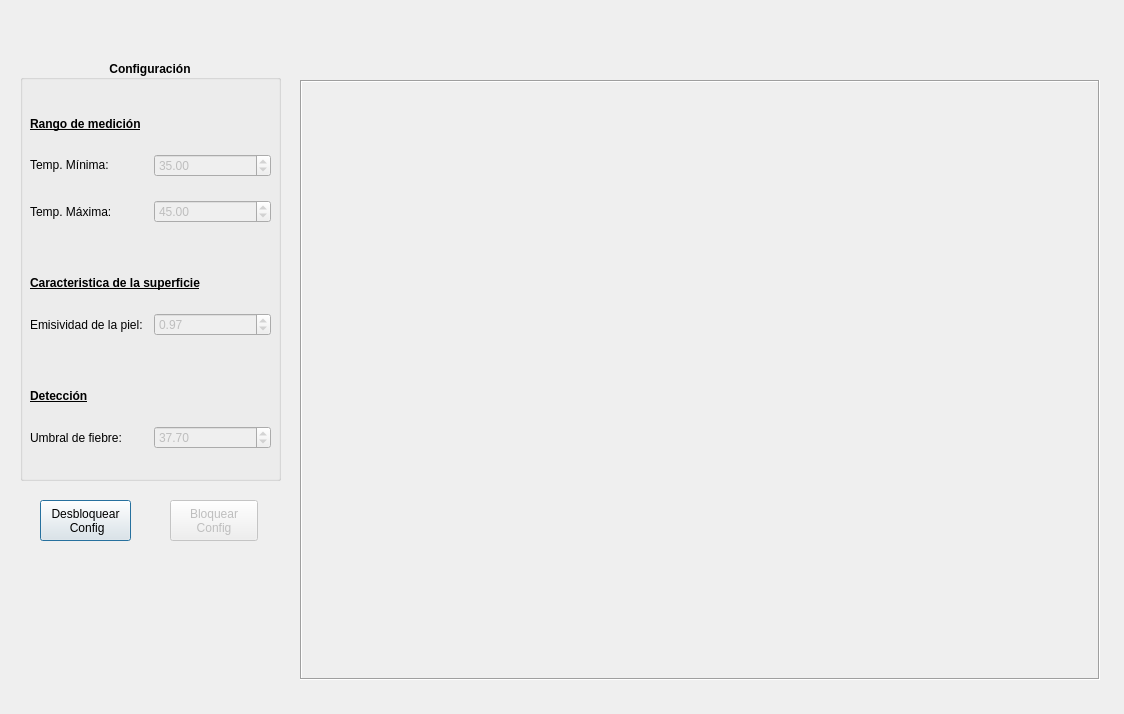
Above: gui.ui from harboleas/med_temp_ir before the change. Below: the same form after it.
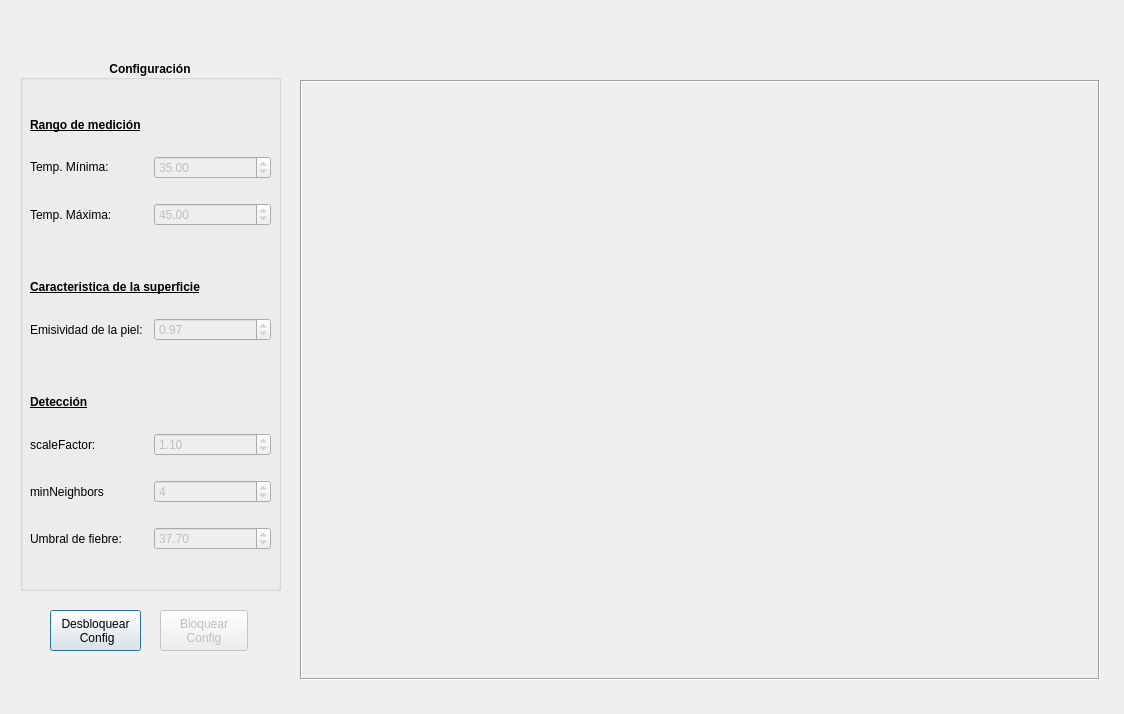
That is the form after the change.

Diff of the .ui file:
```diff
--- a/gui.ui
+++ b/gui.ui
@@ -62,7 +62,7 @@
      <x>20</x>
      <y>60</y>
      <width>261</width>
-     <height>421</height>
+     <height>531</height>
     </rect>
    </property>
    <property name="font">
@@ -90,7 +90,7 @@
       <x>10</x>
       <y>40</y>
       <width>241</width>
-      <height>372</height>
+      <height>471</height>
      </rect>
     </property>
     <layout class="QVBoxLayout" name="verticalLayout">
@@ -311,6 +311,87 @@
           </font>
          </property>
          <property name="text">
+          <string>scaleFactor:</string>
+         </property>
+        </widget>
+       </item>
+       <item>
+        <widget class="QDoubleSpinBox" name="scaleFactor">
+         <property name="enabled">
+          <bool>false</bool>
+         </property>
+         <property name="font">
+          <font>
+           <weight>50</weight>
+           <bold>false</bold>
+          </font>
+         </property>
+         <property name="minimum">
+          <double>1.010000000000000</double>
+         </property>
+         <property name="maximum">
+          <double>2.000000000000000</double>
+         </property>
+         <property name="singleStep">
+          <double>0.010000000000000</double>
+         </property>
+         <property name="value">
+          <double>1.100000000000000</double>
+         </property>
+        </widget>
+       </item>
+      </layout>
+     </item>
+     <item>
+      <layout class="QHBoxLayout" name="horizontalLayout_7">
+       <item>
+        <widget class="QLabel" name="label_11">
+         <property name="font">
+          <font>
+           <weight>50</weight>
+           <bold>false</bold>
+          </font>
+         </property>
+         <property name="text">
+          <string>minNeighbors</string>
+         </property>
+        </widget>
+       </item>
+       <item>
+        <widget class="QSpinBox" name="minNeighbors">
+         <property name="enabled">
+          <bool>false</bool>
+         </property>
+         <property name="font">
+          <font>
+           <weight>50</weight>
+           <bold>false</bold>
+          </font>
+         </property>
+         <property name="minimum">
+          <number>1</number>
+         </property>
+         <property name="maximum">
+          <number>10</number>
+         </property>
+         <property name="value">
+          <number>4</number>
+         </property>
+        </widget>
+       </item>
+      </layout>
+     </item>
+     <item>
+      <layout class="QHBoxLayout" name="horizontalLayout_6">
+       <item>
+        <widget class="QLabel" name="label_10">
+         <property name="font">
+          <font>
+           <weight>50</weight>
+           <bold>false</bold>
+          </font>
+         </property>
+         <property name="text">
           <string>Umbral de fiebre:</string>
          </property>
         </widget>
@@ -339,8 +420,8 @@
   <widget class="QPushButton" name="unlock">
    <property name="geometry">
     <rect>
-     <x>40</x>
-     <y>500</y>
+     <x>50</x>
+     <y>610</y>
      <width>91</width>
      <height>41</height>
     </rect>
@@ -362,8 +443,8 @@
    </property>
    <property name="geometry">
     <rect>
-     <x>170</x>
-     <y>500</y>
+     <x>160</x>
+     <y>610</y>
      <width>88</width>
      <height>41</height>
     </rect>
```
